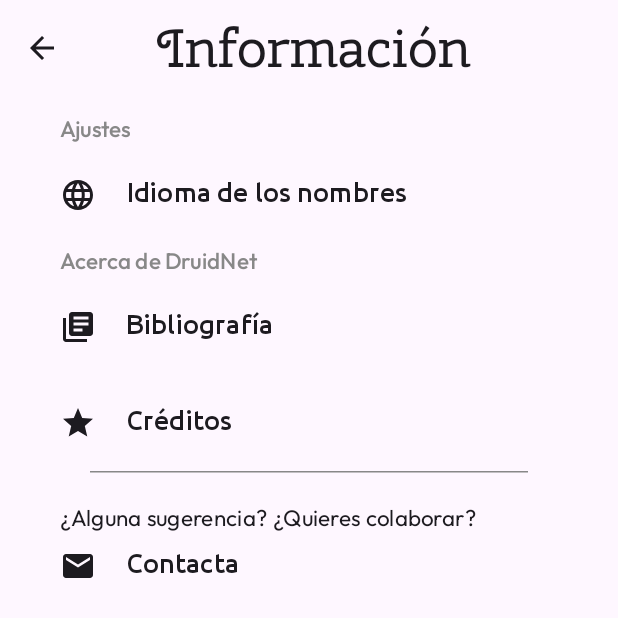
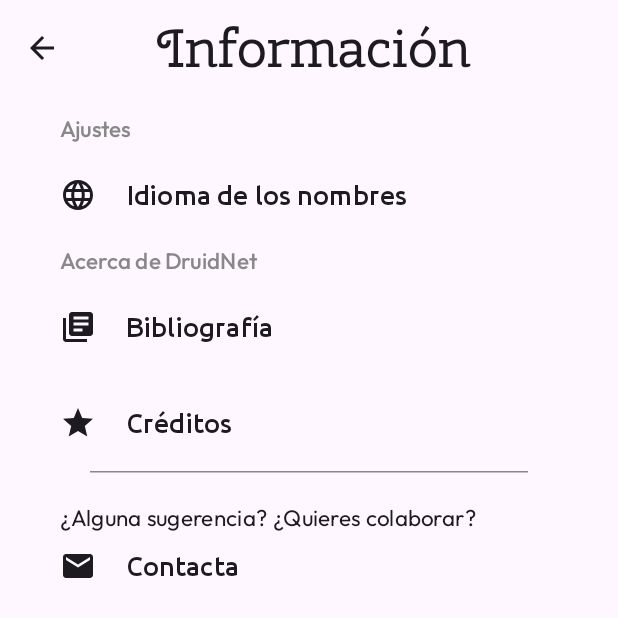
Before and after one commit to Akronix/DruidNet, an Android app built with Jetpack Compose: the AboutScreen screen opened through its navigation route, on a phone screen of 412 x 824 dp, the top half of it. Run offline under Robolectric (Android 15) with nearby library versions, the phone set to English and light mode, and no system bars; libraries missing offline, so code that uses them is left out: com.mikepenz.markdown, me.saket.telephoto.

Commit message:
Align icons and text of AboutItems()

```diff
--- a/app/src/main/java/org/druidanet/druidnet/ui/AboutScreen.kt
+++ b/app/src/main/java/org/druidanet/druidnet/ui/AboutScreen.kt
@@ -231,7 +231,7 @@ fun AboutItem(
                 modifier = Modifier.padding(bottom = 10.dp)
             )
 
-        Row()
+        Row(verticalAlignment = Alignment.CenterVertically,)
         {
             if (imageVector != null)
                 Icon(
```
